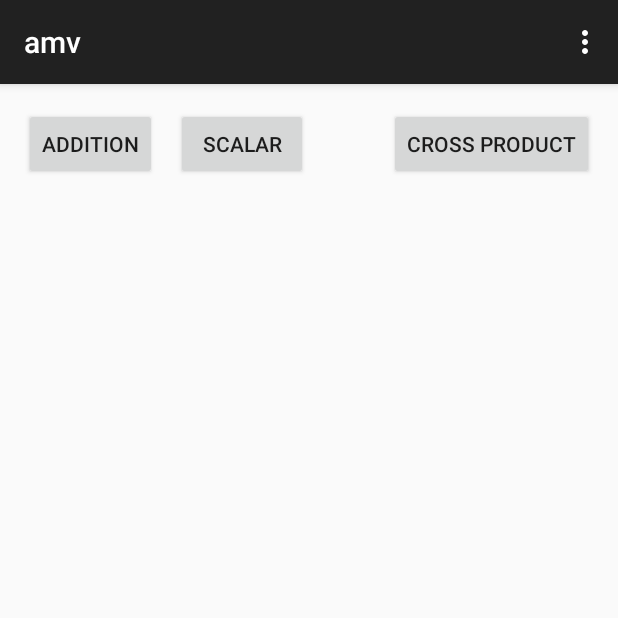
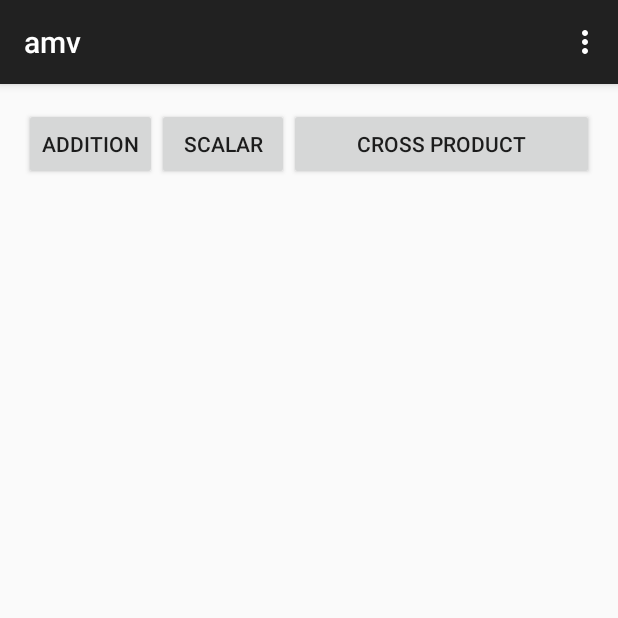
Before and after one commit to mdsmith-Au/class-projects, an Android app: the screen it shows after launch (MainActivity), on a phone screen of 412 x 824 dp, the top half of it. Run offline under Robolectric (Android 15) with nearby library versions, the phone set to English and light mode, and no system bars.

Commit message:
Chang layout to work on my phone

```diff
--- a/amv/app/src/main/res/layout/activity_main.xml
+++ b/amv/app/src/main/res/layout/activity_main.xml
@@ -3,19 +3,20 @@
     android:layout_height="match_parent" android:paddingLeft="@dimen/activity_horizontal_margin"
     android:paddingRight="@dimen/activity_horizontal_margin"
     android:paddingTop="@dimen/activity_vertical_margin"
-    android:paddingBottom="@dimen/activity_vertical_margin" tools:context=".MainActivity">
+    android:paddingBottom="@dimen/activity_vertical_margin" tools:context=".MainActivity"
+    android:id="@+id/nbms_ass2">
 
     <Button
         android:layout_width="wrap_content"
         android:layout_height="wrap_content"
         android:text="Calculate"
         android:id="@+id/button_calculate"
-        android:layout_marginTop="32dp"
+        android:layout_marginTop="24dp"
+        android:onClick="calculate"
+        android:visibility="invisible"
         android:layout_below="@+id/text_vector_3_x"
         android:layout_alignParentLeft="true"
-        android:layout_alignParentStart="true"
-        android:onClick="calculate"
-        android:visibility="invisible" />
+        android:layout_alignParentStart="true" />
 
     <Button
         android:layout_width="wrap_content"
@@ -32,20 +33,22 @@
         android:layout_height="wrap_content"
         android:text="Scalar"
         android:id="@+id/button_scalar"
-        android:layout_alignParentTop="true"
-        android:layout_toRightOf="@+id/button_calculate"
-        android:layout_toEndOf="@+id/button_calculate"
-        android:onClick="setScalarProduct" />
+        android:onClick="setScalarProduct"
+        android:layout_alignTop="@+id/button_addition"
+        android:layout_toRightOf="@+id/button_addition"
+        android:layout_toEndOf="@+id/button_addition" />
 
     <Button
         android:layout_width="wrap_content"
         android:layout_height="wrap_content"
         android:text="Cross Product"
         android:id="@+id/button_cross"
-        android:layout_alignParentTop="true"
+        android:onClick="setCrossProduct"
+        android:layout_alignTop="@+id/button_scalar"
         android:layout_alignParentRight="true"
         android:layout_alignParentEnd="true"
-        android:onClick="setCrossProduct" />
+        android:layout_toRightOf="@+id/button_scalar"
+        android:layout_toEndOf="@+id/button_scalar" />
 
     <EditText
         android:layout_width="wrap_content"
@@ -128,10 +131,11 @@
         android:inputType="number|numberSigned|numberDecimal"
         android:ems="10"
         android:id="@+id/text_vector_1_y"
-        android:layout_above="@+id/text_vector_2_x"
+        android:visibility="invisible"
+        android:layout_alignTop="@+id/text_vector_1_x"
+        android:layout_toEndOf="@+id/button_calculate"
         android:layout_alignLeft="@+id/button_cross"
-        android:layout_alignStart="@+id/button_cross"
-        android:visibility="invisible" />
+        android:layout_alignStart="@+id/button_cross" />
 
     <EditText
         android:layout_width="wrap_content"
@@ -161,8 +165,11 @@
         android:textAppearance="?android:attr/textAppearanceLarge"
         android:text="Large Text"
         android:id="@+id/text_result"
+        android:visibility="invisible"
         android:layout_alignTop="@+id/button_calculate"
-        android:layout_centerHorizontal="true"
-        android:visibility="invisible" />
+        android:layout_alignRight="@+id/button_cross"
+        android:layout_alignEnd="@+id/button_cross"
+        android:layout_marginRight="36dp"
+        android:layout_marginEnd="36dp" />
 
 </RelativeLayout>
```
